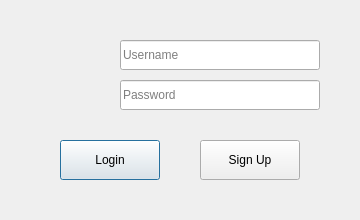
Old version of the form gui/LogInDialog.ui in the repository guikae06/MiniBankSystem.
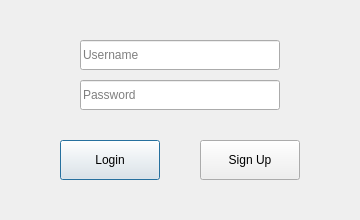
New version of the form.

Commit message: Deleted the transfer Dialog

```diff
--- a/gui/LogInDialog.ui
+++ b/gui/LogInDialog.ui
@@ -25,7 +25,7 @@
    <widget class="QLineEdit" name="usernameLineEdit">
     <property name="geometry">
      <rect>
-      <x>120</x>
+      <x>80</x>
       <y>40</y>
       <width>200</width>
       <height>30</height>
@@ -38,7 +38,7 @@
    <widget class="QLineEdit" name="passwordLineEdit">
     <property name="geometry">
      <rect>
-      <x>120</x>
+      <x>80</x>
       <y>80</y>
       <width>200</width>
       <height>30</height>
```
Left out of the diff: 4 changed lines with no effect on the pictures. The commit also changes 6 other files.
